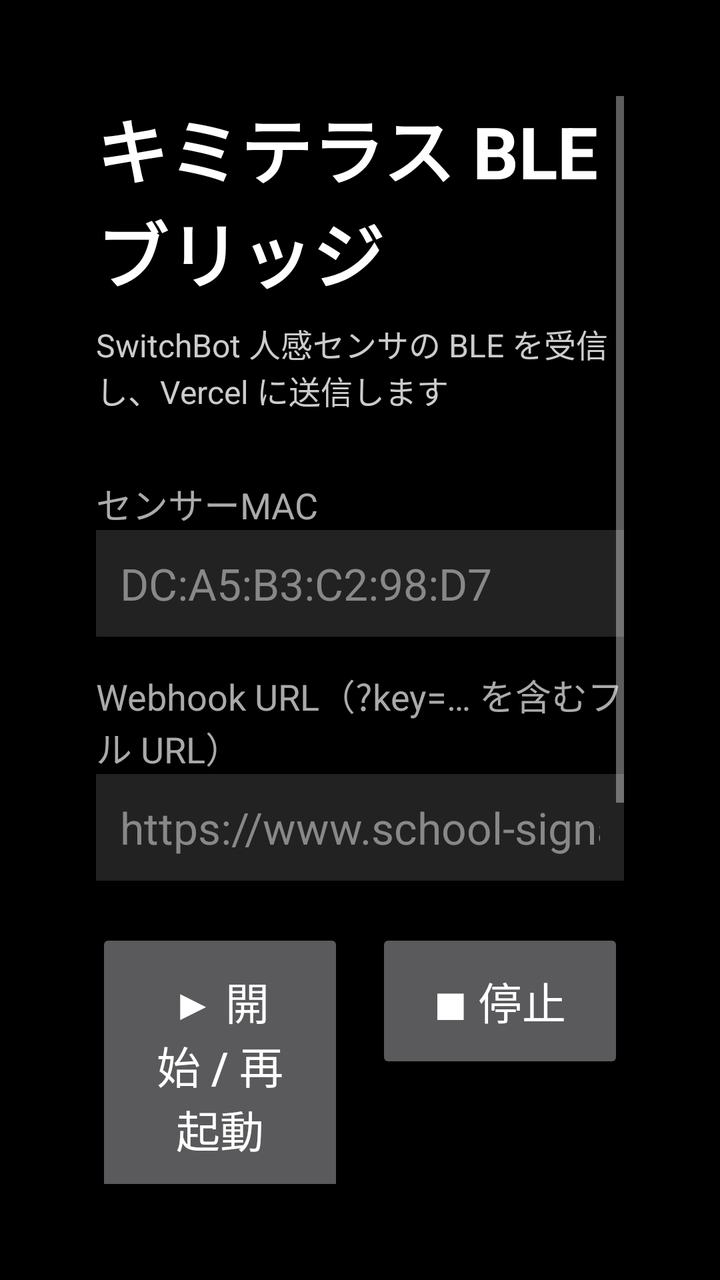
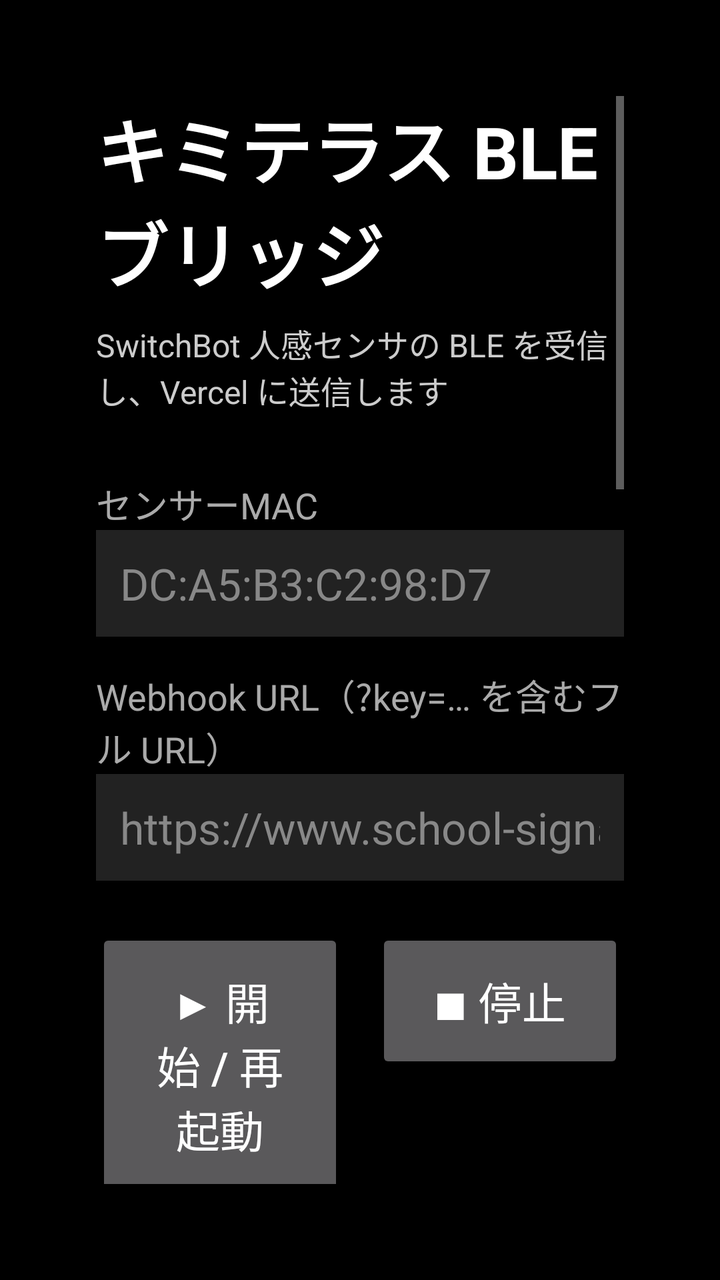

An Android layout rendered at two revisions. The XML below is the earlier revision; the diff shows what the commit changed to produce the second picture.
<!-- AndroidManifest.xml: application theme Theme.TVBleBridge -->
<!-- res/layout/activity_main.xml -->
<?xml version="1.0" encoding="utf-8"?>
<ScrollView xmlns:android="http://schemas.android.com/apk/res/android"
    android:layout_width="match_parent"
    android:layout_height="match_parent"
    android:padding="48dp"
    android:fillViewport="true">

    <LinearLayout
        android:layout_width="match_parent"
        android:layout_height="wrap_content"
        android:orientation="vertical">

        <TextView
            android:layout_width="match_parent"
            android:layout_height="wrap_content"
            android:text="キミテラス BLE ブリッジ"
            android:textColor="#FFFFFF"
            android:textSize="36sp"
            android:textStyle="bold" />

        <TextView
            android:layout_width="match_parent"
            android:layout_height="wrap_content"
            android:layout_marginTop="8dp"
            android:text="SwitchBot 人感センサの BLE を受信し、Vercel に送信します"
            android:textColor="#CCCCCC"
            android:textSize="16sp" />

        
        <TextView
            android:layout_width="match_parent"
            android:layout_height="wrap_content"
            android:layout_marginTop="32dp"
            android:text="センサーMAC"
            android:textColor="#AAAAAA"
            android:textSize="18sp" />

        <EditText
            android:id="@+id/input_mac"
            android:layout_width="match_parent"
            android:layout_height="wrap_content"
            android:background="#222222"
            android:textColor="#FFFFFF"
            android:textColorHint="#888888"
            android:hint="DC:A5:B3:C2:98:D7"
            android:padding="12dp"
            android:textSize="22sp"
            android:singleLine="true"
            android:inputType="textCapCharacters" />

        <TextView
            android:layout_width="match_parent"
            android:layout_height="wrap_content"
            android:layout_marginTop="16dp"
            android:text="Webhook URL（?key=… を含むフル URL）"
            android:textColor="#AAAAAA"
            android:textSize="18sp" />

        <EditText
            android:id="@+id/input_webhook"
            android:layout_width="match_parent"
            android:layout_height="wrap_content"
            android:background="#222222"
            android:textColor="#FFFFFF"
            android:textColorHint="#888888"
            android:hint="https://www.school-signage.net/api/switchbot-webhook?key=..."
            android:padding="12dp"
            android:textSize="22sp"
            android:singleLine="true"
            android:inputType="textUri" />

        
        <LinearLayout
            android:layout_width="match_parent"
            android:layout_height="wrap_content"
            android:layout_marginTop="24dp"
            android:orientation="horizontal">

            <Button
                android:id="@+id/button_start"
                android:layout_width="0dp"
                android:layout_height="wrap_content"
                android:layout_weight="1"
                android:padding="20dp"
                android:text="▶ 開始 / 再起動"
                android:textSize="22sp" />

            <Space
                android:layout_width="16dp"
                android:layout_height="match_parent" />

            <Button
                android:id="@+id/button_stop"
                android:layout_width="0dp"
                android:layout_height="wrap_content"
                android:layout_weight="1"
                android:padding="20dp"
                android:text="■ 停止"
                android:textSize="22sp" />
        </LinearLayout>

        
        <View
            android:layout_width="match_parent"
            android:layout_height="1dp"
            android:layout_marginTop="32dp"
            android:layout_marginBottom="16dp"
            android:background="#444444" />

        <TextView
            android:layout_width="match_parent"
            android:layout_height="wrap_content"
            android:text="ステータス"
            android:textColor="#AAAAAA"
            android:textSize="18sp" />

        <TextView
            android:id="@+id/text_status"
            android:layout_width="match_parent"
            android:layout_height="wrap_content"
            android:layout_marginTop="8dp"
            android:padding="12dp"
            android:background="#1A1A1A"
            android:text="状態: -"
            android:textColor="#88FF88"
            android:textSize="22sp"
            android:fontFamily="monospace" />

        <TextView
            android:id="@+id/text_last_event"
            android:layout_width="match_parent"
            android:layout_height="wrap_content"
            android:layout_marginTop="8dp"
            android:padding="12dp"
            android:background="#1A1A1A"
            android:text="最終検知: -"
            android:textColor="#FFFFFF"
            android:textSize="22sp"
            android:fontFamily="monospace" />

        <TextView
            android:id="@+id/text_stats"
            android:layout_width="match_parent"
            android:layout_height="wrap_content"
            android:layout_marginTop="8dp"
            android:padding="12dp"
            android:background="#1A1A1A"
            android:text="累計: 0件   未送信: 0件   最終同期: 未試行"
            android:textColor="#FFFFFF"
            android:textSize="22sp"
            android:fontFamily="monospace" />

        <TextView
            android:layout_width="match_parent"
            android:layout_height="wrap_content"
            android:layout_marginTop="24dp"
            android:text="このアプリはバックグラウンドで動作します。設定を一度行えばリモコンで離れても受信は継続します。"
            android:textColor="#888888"
            android:textSize="14sp" />
    </LinearLayout>
</ScrollView>
<!-- resources referenced by this layout -->
<resources>
  <style name="Theme.TVBleBridge" parent="Theme.MaterialComponents.NoActionBar">
          <item name="android:windowBackground">#000000</item>
          <item name="colorPrimary">#1976D2</item>
          <item name="colorPrimaryDark">#0D47A1</item>
          <item name="colorAccent">#FF4081</item>
          <item name="android:statusBarColor" tools:targetApi="l">#000000</item>
      </style>
</resources>

<!-- the commit's change to res/layout/activity_main.xml (unified diff, before → after) -->
@@ -157,5 +157,160 @@
             android:text="このアプリはバックグラウンドで動作します。設定を一度行えばリモコンで離れても受信は継続します。"
             android:textColor="#888888"
             android:textSize="14sp" />
+
+        
+        <View
+            android:layout_width="match_parent"
+            android:layout_height="1dp"
+            android:layout_marginTop="32dp"
+            android:layout_marginBottom="16dp"
+            android:background="#444444" />
+
+        <TextView
+            android:layout_width="match_parent"
+            android:layout_height="wrap_content"
+            android:text="📺 TV ON/OFF スケジュール"
+            android:textColor="#FFFFFF"
+            android:textSize="24sp"
+            android:textStyle="bold" />
+
+        <TextView
+            android:layout_width="match_parent"
+            android:layout_height="wrap_content"
+            android:layout_marginTop="4dp"
+            android:text="OFF 時間中は全画面真っ黒のオーバーレイで「見た目 OFF」を実現します。"
+            android:textColor="#AAAAAA"
+            android:textSize="14sp" />
+
+        <LinearLayout
+            android:layout_width="match_parent"
+            android:layout_height="wrap_content"
+            android:layout_marginTop="16dp"
+            android:orientation="horizontal"
+            android:gravity="center_vertical">
+
+            <Switch
+                android:id="@+id/switch_schedule"
+                android:layout_width="wrap_content"
+                android:layout_height="wrap_content"
+                android:text="スケジュール有効"
+                android:textColor="#FFFFFF"
+                android:textSize="20sp" />
+        </LinearLayout>
+
+        <LinearLayout
+            android:layout_width="match_parent"
+            android:layout_height="wrap_content"
+            android:layout_marginTop="16dp"
+            android:orientation="horizontal">
+
+            <LinearLayout
+                android:layout_width="0dp"
+                android:layout_height="wrap_content"
+                android:layout_weight="1"
+                android:orientation="vertical">
+
+                <TextView
+                    android:layout_width="match_parent"
+                    android:layout_height="wrap_content"
+                    android:text="🌅 ON 時刻"
+                    android:textColor="#AAAAAA"
+                    android:textSize="18sp" />
+
+                <TimePicker
+                    android:id="@+id/picker_on_time"
+                    android:layout_width="wrap_content"
+                    android:layout_height="wrap_content"
+                    android:timePickerMode="spinner" />
+            </LinearLayout>
+
+            <Space
+                android:layout_width="24dp"
+                android:layout_height="match_parent" />
+
+            <LinearLayout
+                android:layout_width="0dp"
+                android:layout_height="wrap_content"
+                android:layout_weight="1"
+                android:orientation="vertical">
+
+                <TextView
+                    android:layout_width="match_parent"
+                    android:layout_height="wrap_content"
+                    android:text="🌙 OFF 時刻"
+                    android:textColor="#AAAAAA"
+                    android:textSize="18sp" />
+
+                <TimePicker
+                    android:id="@+id/picker_off_time"
+                    android:layout_width="wrap_content"
+                    android:layout_height="wrap_content"
+                    android:timePickerMode="spinner" />
+            </LinearLayout>
+        </LinearLayout>
+
+        <TextView
+            android:layout_width="match_parent"
+            android:layout_height="wrap_content"
+            android:layout_marginTop="16dp"
+            android:text="適用曜日"
+            android:textColor="#AAAAAA"
+            android:textSize="18sp" />
+
+        <LinearLayout
+            android:layout_width="match_parent"
+            android:layout_height="wrap_content"
+            android:layout_marginTop="8dp"
+            android:orientation="horizontal">
+
+            <CheckBox android:id="@+id/cb_sun" android:layout_width="0dp" android:layout_height="wrap_content" android:layout_weight="1" android:text="日" android:textColor="#FF8888" android:textSize="18sp" />
+            <CheckBox android:id="@+id/cb_mon" android:layout_width="0dp" android:layout_height="wrap_content" android:layout_weight="1" android:text="月" android:textColor="#FFFFFF" android:textSize="18sp" />
+            <CheckBox android:id="@+id/cb_tue" android:layout_width="0dp" android:layout_height="wrap_content" android:layout_weight="1" android:text="火" android:textColor="#FFFFFF" android:textSize="18sp" />
+            <CheckBox android:id="@+id/cb_wed" android:layout_width="0dp" android:layout_height="wrap_content" android:layout_weight="1" android:text="水" android:textColor="#FFFFFF" android:textSize="18sp" />
+            <CheckBox android:id="@+id/cb_thu" android:layout_width="0dp" android:layout_height="wrap_content" android:layout_weight="1" android:text="木" android:textColor="#FFFFFF" android:textSize="18sp" />
+            <CheckBox android:id="@+id/cb_fri" android:layout_width="0dp" android:layout_height="wrap_content" android:layout_weight="1" android:text="金" android:textColor="#FFFFFF" android:textSize="18sp" />
+            <CheckBox android:id="@+id/cb_sat" android:layout_width="0dp" android:layout_height="wrap_content" android:layout_weight="1" android:text="土" android:textColor="#8888FF" android:textSize="18sp" />
+        </LinearLayout>
+
+        <LinearLayout
+            android:layout_width="match_parent"
+            android:layout_height="wrap_content"
+            android:layout_marginTop="16dp"
+            android:orientation="horizontal">
+
+            <Button
+                android:id="@+id/button_save_schedule"
+                android:layout_width="0dp"
+                android:layout_height="wrap_content"
+                android:layout_weight="1"
+                android:padding="16dp"
+                android:text="スケジュール保存"
+                android:textSize="20sp" />
+
+            <Space
+                android:layout_width="16dp"
+                android:layout_height="match_parent" />
+
+            <Button
+                android:id="@+id/button_test_black"
+                android:layout_width="0dp"
+                android:layout_height="wrap_content"
+                android:layout_weight="1"
+                android:padding="16dp"
+                android:text="今すぐ黒画面テスト"
+                android:textSize="20sp" />
+        </LinearLayout>
+
+        <TextView
+            android:id="@+id/text_schedule_next"
+            android:layout_width="match_parent"
+            android:layout_height="wrap_content"
+            android:layout_marginTop="16dp"
+            android:padding="12dp"
+            android:background="#1A1A1A"
+            android:text="次回 ON: -   次回 OFF: -"
+            android:textColor="#FFFFFF"
+            android:textSize="18sp"
+            android:fontFamily="monospace" />
     </LinearLayout>
 </ScrollView>
